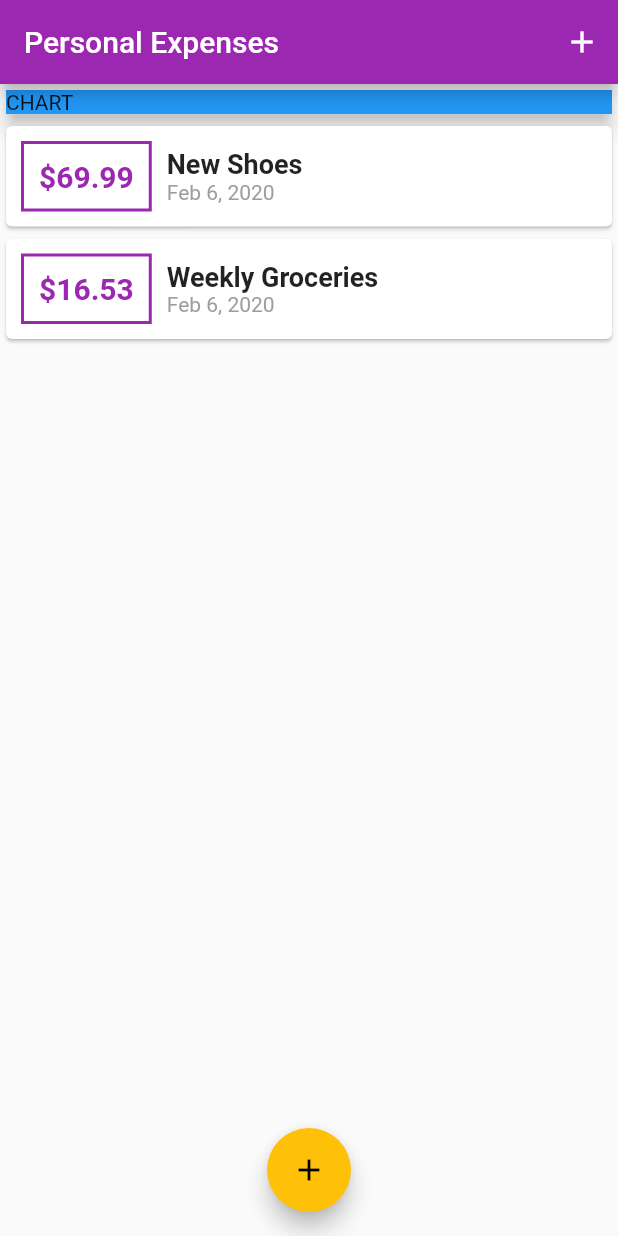
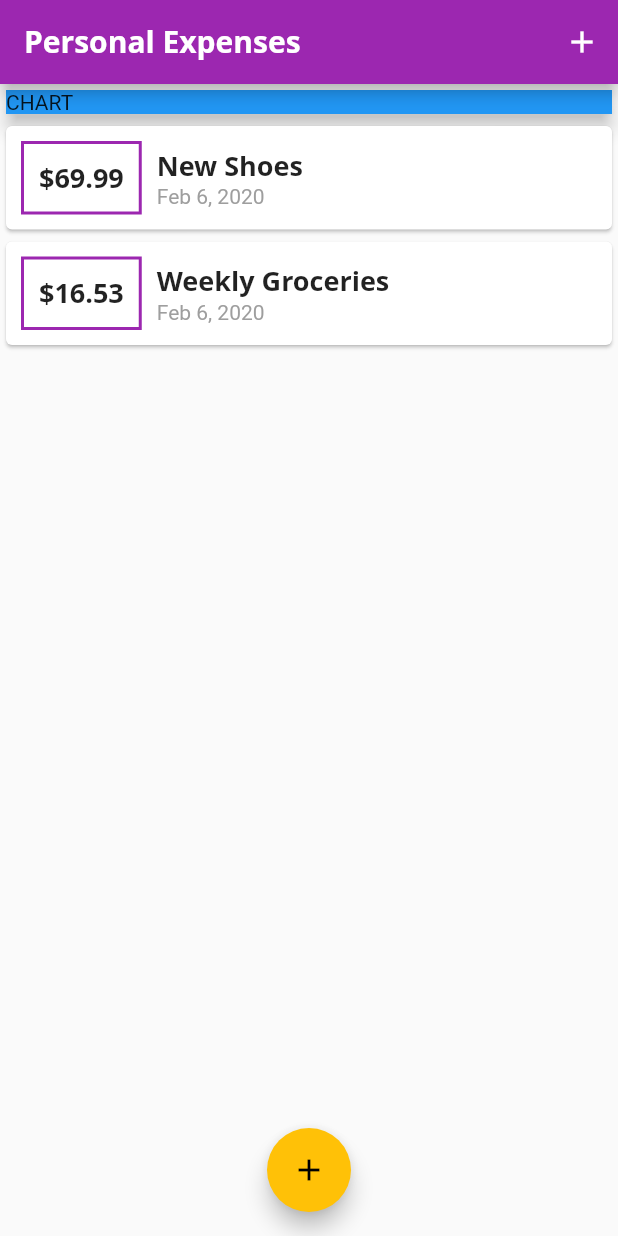
Before and after one commit to KishoreKoushik/ExpensePlanner, a Flutter app: the screen it shows after launch, on a phone screen of 412 x 824 dp. Run offline on Flutter 3.47's test engine with Material 2 defaults, Android fonts, the phone set to English and light mode, and no system bars.

Commit message:
Added and used custom fonts

```diff
--- a/lib/main.dart
+++ b/lib/main.dart
@@ -12,9 +12,24 @@ class MyApp extends StatelessWidget {
     return MaterialApp(
       title: 'Personal Expenses',
       theme: ThemeData(
-        primarySwatch: Colors.purple, //generates different shades of color internally to use in differant widgets
-        accentColor:  Colors.amber  //few widgets like button stake accentcolor if available, if not take primary color
-      ),
+          primarySwatch: Colors
+              .purple, //generates different shades of color internally to use in differant widgets
+          accentColor: Colors
+              .amber, //few widgets like button stake accentcolor if available, if not take primary color
+          fontFamily: 'OpenSans',
+          textTheme: ThemeData.light().textTheme.copyWith(
+                  title: TextStyle(
+                fontFamily: 'OpenSans',
+                fontWeight: FontWeight.bold,
+                fontSize: 18,
+              )),
+          appBarTheme: AppBarTheme(
+              textTheme: ThemeData.light().textTheme.copyWith(
+                      title: TextStyle(
+                    fontFamily: 'OpenSans',
+                    fontSize: 20,
+                    fontWeight: FontWeight.bold,
+                  )))),
       home: MyHomePage(),
     );
   }
@@ -72,7 +87,10 @@ class _MyHomePageState extends State<MyHomePage> {
   Widget build(BuildContext context) {
     return Scaffold(
       appBar: AppBar(
-        title: Text('Personal Expenses'),
+        title: Text(
+          'Personal Expenses',
+          style: TextStyle(fontFamily: 'OpenSans'),
+        ),
         actions: <Widget>[
           IconButton(
             icon: Icon(Icons.add),
--- a/lib/widgets/transaction_list.dart
+++ b/lib/widgets/transaction_list.dart
@@ -30,11 +30,7 @@ class TransactionList extends StatelessWidget {
                   padding: EdgeInsets.all(10),
                   child: Text(
                     '\$${transactions[index].amount.toStringAsFixed(2)}',
-                    style: TextStyle(
-                      fontWeight: FontWeight.bold,
-                      fontSize: 20,
-                      color: Theme.of(context).primaryColor,
-                    ),
+                    style: Theme.of(context).textTheme.title,
                   ),
                 ),
                 Column(
@@ -42,10 +38,7 @@ class TransactionList extends StatelessWidget {
                   children: <Widget>[
                     Text(
                       transactions[index].title,
-                      style: TextStyle(
-                        fontSize: 18,
-                        fontWeight: FontWeight.bold,
-                      ),
+                      style: Theme.of(context).textTheme.title,
                     ),
                     Text(
                       DateFormat.yMMMd().format(transactions[index].date),
```
Also changed, not shown: pubspec.yaml (+14 -11 lines), assets/fonts/open-sans.bold.ttf (added), assets/fonts/open-sans.light.ttf (added), assets/fonts/open-sans.regular.ttf (added).
